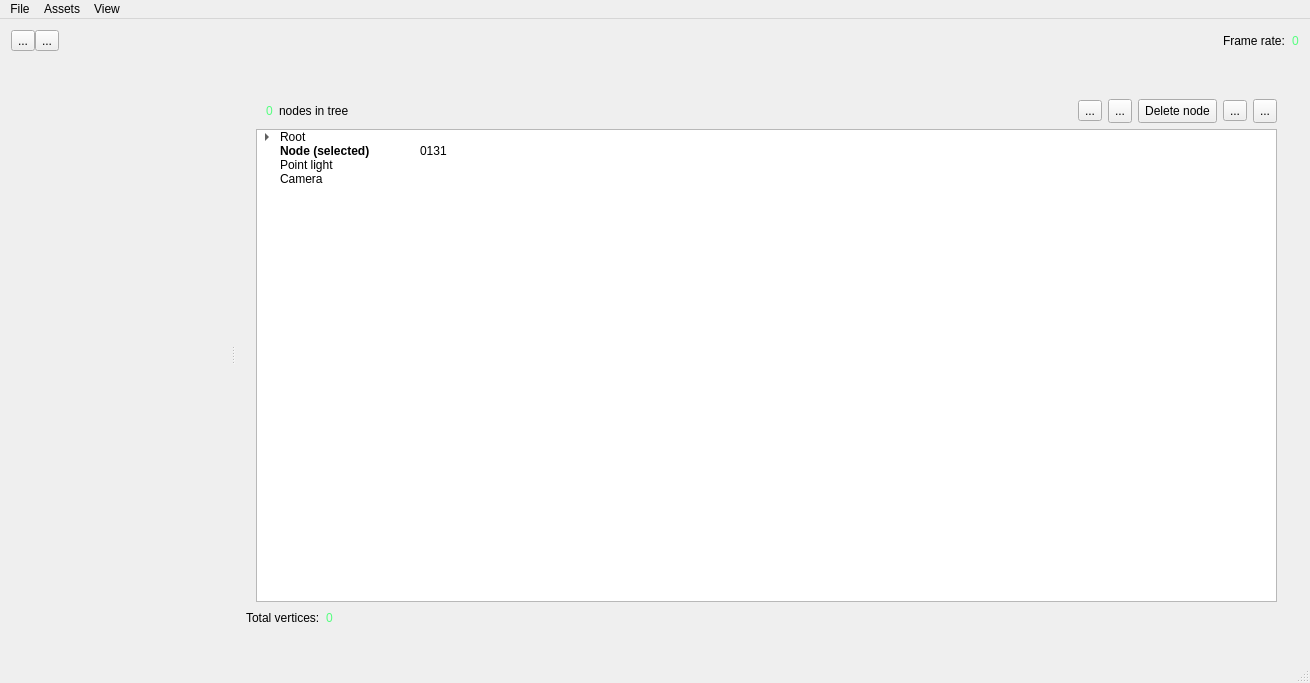
Toeplitz/poll_gl, file gui/window.ui: the form before one commit.
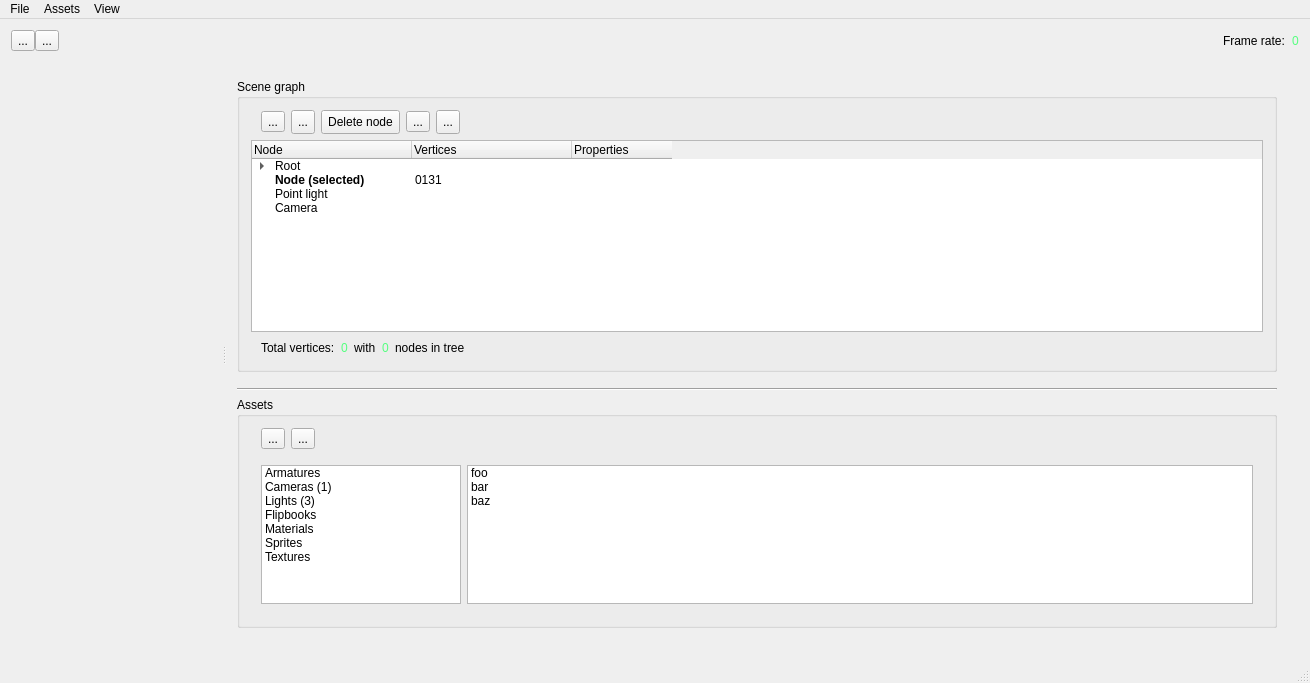
The form after the commit. The open tabs and pages were chosen to show the change. Icons and pictures are not drawn. Custom widgets are drawn as their Qt base class.

Patch:
```diff
--- a/gui/window.ui
+++ b/gui/window.ui
@@ -117,12 +117,18 @@
            <widget class="QWidget" name="page_tree">
             <layout class="QVBoxLayout" name="verticalLayout_2">
              <item>
+              <widget class="QGroupBox" name="groupBox_6">
+               <property name="title">
+                <string>Scene graph</string>
+               </property>
+               <layout class="QVBoxLayout" name="verticalLayout_11">
+                <item>
               <layout class="QVBoxLayout" name="verticalLayout_3">
                <property name="leftMargin">
-                <number>10</number>
+                   <number>0</number>
                </property>
                <property name="topMargin">
-                <number>10</number>
+                   <number>0</number>
                </property>
                <item>
                 <layout class="QHBoxLayout" name="horizontalLayout_3">
@@ -130,38 +136,8 @@
                   <number>10</number>
                  </property>
                  <property name="topMargin">
-                  <number>10</number>
-                 </property>
-                 <item>
-                  <widget class="QLabel" name="label_num_nodes">
-                   <property name="styleSheet">
-                    <string notr="true">color: rgb(85, 255, 127);</string>
-                   </property>
-                   <property name="text">
-                    <string>0</string>
-                   </property>
-                  </widget>
-                 </item>
-                 <item>
-                  <widget class="QLabel" name="label_const_numnodes">
-                   <property name="text">
-                    <string>nodes in tree</string>
-                   </property>
-                  </widget>
-                 </item>
-                 <item>
-                  <spacer name="horizontalSpacer">
-                   <property name="orientation">
-                    <enum>Qt::Horizontal</enum>
-                   </property>
-                   <property name="sizeHint" stdset="0">
-                    <size>
-                     <width>40</width>
-                     <height>20</height>
-                    </size>
-                   </property>
-                  </spacer>
-                 </item>
+                     <number>0</number>
+                    </property>
                  <item>
                   <widget class="QToolButton" name="button_new_node">
                    <property name="toolTip">
@@ -280,6 +256,19 @@
                    </property>
                   </widget>
                  </item>
+                    <item>
+                     <spacer name="horizontalSpacer">
+                      <property name="orientation">
+                       <enum>Qt::Horizontal</enum>
+                      </property>
+                      <property name="sizeHint" stdset="0">
+                       <size>
+                        <width>40</width>
+                        <height>20</height>
+                       </size>
+                      </property>
+                     </spacer>
+                    </item>
                 </layout>
                </item>
                <item>
@@ -294,7 +283,7 @@
                   <set>QAbstractItemView::EditKeyPressed</set>
                  </property>
                  <attribute name="headerVisible">
-                  <bool>false</bool>
+                     <bool>true</bool>
                  </attribute>
                  <attribute name="headerCascadingSectionResizes">
                   <bool>false</bool>
@@ -410,7 +399,7 @@
              <item>
               <layout class="QHBoxLayout" name="horizontalLayout_8">
                <property name="leftMargin">
-                <number>0</number>
+                   <number>10</number>
                </property>
                <property name="topMargin">
                 <number>0</number>
@@ -432,6 +421,30 @@
                  </property>
                 </widget>
                </item>
+                  <item>
+                   <widget class="QLabel" name="label_35">
+                    <property name="text">
+                     <string>with</string>
+                    </property>
+                   </widget>
+                  </item>
+                  <item>
+                   <widget class="QLabel" name="label_num_nodes">
+                    <property name="styleSheet">
+                     <string notr="true">color: rgb(85, 255, 127);</string>
+                    </property>
+                    <property name="text">
+                     <string>0</string>
+                    </property>
+                   </widget>
+                  </item>
+                  <item>
+                   <widget class="QLabel" name="label_const_numnodes">
+                    <property name="text">
+                     <string>nodes in tree</string>
+                    </property>
+                   </widget>
+                  </item>
                <item>
                 <spacer name="horizontalSpacer_4">
                  <property name="orientation">
@@ -449,6 +462,159 @@
              </item>
             </layout>
            </widget>
+             </item>
+             <item>
+              <layout class="QVBoxLayout" name="verticalLayout_8">
+               <property name="topMargin">
+                <number>10</number>
+               </property>
+               <item>
+                <widget class="Line" name="line_4">
+                 <property name="orientation">
+                  <enum>Qt::Horizontal</enum>
+                 </property>
+                </widget>
+               </item>
+               <item>
+                <widget class="QGroupBox" name="groupBox_5">
+                 <property name="title">
+                  <string>Assets </string>
+                 </property>
+                 <layout class="QVBoxLayout" name="verticalLayout_10">
+                  <item>
+                   <layout class="QHBoxLayout" name="horizontalLayout_2">
+                    <property name="leftMargin">
+                     <number>10</number>
+                    </property>
+                    <property name="topMargin">
+                     <number>0</number>
+                    </property>
+                    <property name="rightMargin">
+                     <number>0</number>
+                    </property>
+                    <property name="bottomMargin">
+                     <number>0</number>
+                    </property>
+                    <item>
+                     <widget class="QToolButton" name="toolButton_8">
+                      <property name="text">
+                       <string>...</string>
+                      </property>
+                     </widget>
+                    </item>
+                    <item>
+                     <widget class="QToolButton" name="toolButton_4">
+                      <property name="text">
+                       <string>...</string>
+                      </property>
+                     </widget>
+                    </item>
+                    <item>
+                     <spacer name="horizontalSpacer_5">
+                      <property name="orientation">
+                       <enum>Qt::Horizontal</enum>
+                      </property>
+                      <property name="sizeHint" stdset="0">
+                       <size>
+                        <width>40</width>
+                        <height>20</height>
+                       </size>
+                      </property>
+                     </spacer>
+                    </item>
+                   </layout>
+                  </item>
+                  <item>
+                   <layout class="QHBoxLayout" name="horizontalLayout_6">
+                    <property name="leftMargin">
+                     <number>10</number>
+                    </property>
+                    <property name="topMargin">
+                     <number>10</number>
+                    </property>
+                    <property name="rightMargin">
+                     <number>10</number>
+                    </property>
+                    <property name="bottomMargin">
+                     <number>10</number>
+                    </property>
+                    <item>
+                     <widget class="QListWidget" name="listWidget_2">
+                      <property name="maximumSize">
+                       <size>
+                        <width>200</width>
+                        <height>16777215</height>
+                       </size>
+                      </property>
+                      <item>
+                       <property name="text">
+                        <string>Armatures</string>
+                       </property>
+                      </item>
+                      <item>
+                       <property name="text">
+                        <string>Cameras (1)</string>
+                       </property>
+                      </item>
+                      <item>
+                       <property name="text">
+                        <string>Lights (3)</string>
+                       </property>
+                      </item>
+                      <item>
+                       <property name="text">
+                        <string>Flipbooks</string>
+                       </property>
+                      </item>
+                      <item>
+                       <property name="text">
+                        <string>Materials</string>
+                       </property>
+                      </item>
+                      <item>
+                       <property name="text">
+                        <string>Sprites</string>
+                       </property>
+                      </item>
+                      <item>
+                       <property name="text">
+                        <string>Textures</string>
+                       </property>
+                       <property name="icon">
+                        <iconset resource="gui_resources.qrc">
+                         <normaloff>:/icons/icons/blue-folder-open-document.png</normaloff>:/icons/icons/blue-folder-open-document.png</iconset>
+                       </property>
+                      </item>
+                     </widget>
+                    </item>
+                    <item>
+                     <widget class="QListWidget" name="listWidget_3">
+                      <item>
+                       <property name="text">
+                        <string>foo</string>
+                       </property>
+                      </item>
+                      <item>
+                       <property name="text">
+                        <string>bar</string>
+                       </property>
+                      </item>
+                      <item>
+                       <property name="text">
+                        <string>baz</string>
+                       </property>
+                      </item>
+                     </widget>
+                    </item>
+                   </layout>
+                  </item>
+                 </layout>
+                </widget>
+               </item>
+              </layout>
+             </item>
+            </layout>
+           </widget>
            <widget class="QWidget" name="page_details">
             <property name="autoFillBackground">
              <bool>true</bool>
```
Left out of the diff: 6 changed lines with no effect on the pictures. Lines whose indentation alone changed are shown as unchanged.
